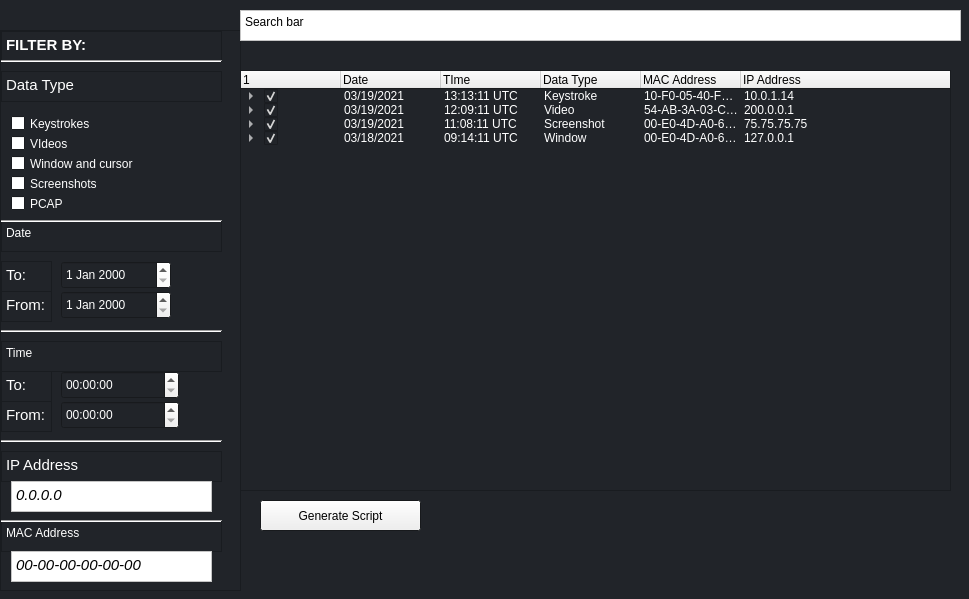
Old version of the form src/ui/Home/Home.ui in the repository komodo6/AVERT.
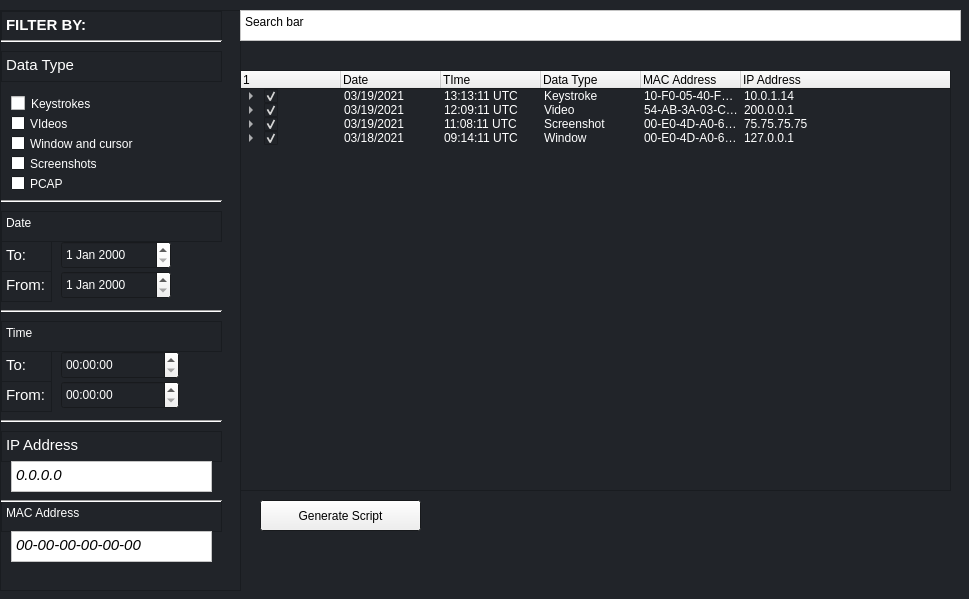
New version of the form.

Patch:
```diff
--- a/src/ui/Home/Home.ui
+++ b/src/ui/Home/Home.ui
@@ -217,9 +217,9 @@
                 <property name="geometry">
                     <rect>
                         <x>0</x>
-                        <y>30</y>
+      <y>10</y>
                         <width>241</width>
-                        <height>561</height>
+      <height>581</height>
                     </rect>
                 </property>
                 <property name="widgetResizable">
@@ -231,7 +231,7 @@
                             <x>0</x>
                             <y>0</y>
                             <width>239</width>
-                            <height>559</height>
+       <height>579</height>
                         </rect>
                     </property>
                     <widget class="QTextBrowser" name="textBrowser">
@@ -280,12 +280,21 @@
                         <property name="palette">
                             <palette>
                                 <active>
+         <colorrole role="WindowText">
+          <brush brushstyle="SolidPattern">
+           <color alpha="255">
+            <red>255</red>
+            <green>255</green>
+            <blue>255</blue>
+           </color>
+          </brush>
+         </colorrole>
                                     <colorrole role="Text">
                                         <brush brushstyle="SolidPattern">
                                             <color alpha="255">
-                                                <red>0</red>
-                                                <green>0</green>
-                                                <blue>0</blue>
+            <red>255</red>
+            <green>255</green>
+            <blue>255</blue>
                                             </color>
                                         </brush>
                                     </colorrole>
@@ -298,6 +307,15 @@
                                             </color>
                                         </brush>
                                     </colorrole>
+         <colorrole role="ButtonText">
+          <brush brushstyle="SolidPattern">
+           <color alpha="255">
+            <red>255</red>
+            <green>255</green>
+            <blue>255</blue>
+           </color>
+          </brush>
+         </colorrole>
                                     <colorrole role="Base">
                                         <brush brushstyle="SolidPattern">
                                             <color alpha="255">
@@ -318,12 +336,21 @@
                                     </colorrole>
                                 </active>
                                 <inactive>
+         <colorrole role="WindowText">
+          <brush brushstyle="SolidPattern">
+           <color alpha="255">
+            <red>255</red>
+            <green>255</green>
+            <blue>255</blue>
+           </color>
+          </brush>
+         </colorrole>
                                     <colorrole role="Text">
                                         <brush brushstyle="SolidPattern">
                                             <color alpha="255">
-                                                <red>0</red>
-                                                <green>0</green>
-                                                <blue>0</blue>
+            <red>255</red>
+            <green>255</green>
+            <blue>255</blue>
                                             </color>
                                         </brush>
                                     </colorrole>
@@ -336,6 +363,15 @@
                                             </color>
                                         </brush>
                                     </colorrole>
+         <colorrole role="ButtonText">
+          <brush brushstyle="SolidPattern">
+           <color alpha="255">
+            <red>255</red>
+            <green>255</green>
+            <blue>255</blue>
+           </color>
+          </brush>
+         </colorrole>
                                     <colorrole role="Base">
                                         <brush brushstyle="SolidPattern">
                                             <color alpha="255">
@@ -348,20 +384,29 @@
                                     <colorrole role="PlaceholderText">
                                         <brush brushstyle="NoBrush">
                                             <color alpha="128">
-                                                <red>0</red>
-                                                <green>0</green>
-                                                <blue>0</blue>
+            <red>255</red>
+            <green>255</green>
+            <blue>255</blue>
                                             </color>
                                         </brush>
                                     </colorrole>
                                 </inactive>
                                 <disabled>
+         <colorrole role="WindowText">
+          <brush brushstyle="SolidPattern">
+           <color alpha="255">
+            <red>255</red>
+            <green>255</green>
+            <blue>255</blue>
+           </color>
+          </brush>
+         </colorrole>
                                     <colorrole role="Text">
                                         <brush brushstyle="SolidPattern">
                                             <color alpha="255">
-                                                <red>190</red>
-                                                <green>190</green>
-                                                <blue>190</blue>
+            <red>255</red>
+            <green>255</green>
+            <blue>255</blue>
                                             </color>
                                         </brush>
                                     </colorrole>
@@ -374,6 +419,15 @@
                                             </color>
                                         </brush>
                                     </colorrole>
+         <colorrole role="ButtonText">
+          <brush brushstyle="SolidPattern">
+           <color alpha="255">
+            <red>255</red>
+            <green>255</green>
+            <blue>255</blue>
+           </color>
+          </brush>
+         </colorrole>
                                     <colorrole role="Base">
                                         <brush brushstyle="SolidPattern">
                                             <color alpha="255">
@@ -395,6 +449,10 @@
                                 </disabled>
                             </palette>
                         </property>
+      <property name="styleSheet">
+       <string notr="true">color: rgb(255, 255, 255);
+border-color: rgb(255, 255, 255);</string>
+      </property>
                         <property name="text">
                             <string>Keystrokes</string>
                         </property>
@@ -927,7 +985,7 @@
                         <property name="geometry">
                             <rect>
                                 <x>0</x>
-                                <y>190</y>
+        <y>200</y>
                                 <width>221</width>
                                 <height>31</height>
                             </rect>
@@ -1154,7 +1212,8 @@
                             <bool>false</bool>
                         </property>
                         <property name="styleSheet">
-                            <string notr="true">background-color: rgb(255, 255, 255);</string>
+       <string notr="true">background-color: rgb(255, 255, 255);
+color: rgb(0, 0, 0);</string>
                         </property>
                         <property name="html">
                             <string>&lt;!DOCTYPE HTML PUBLIC &quot;-//W3C//DTD HTML 4.0//EN&quot; &quot;http://www.w3.org/TR/REC-html40/strict.dtd&quot;&gt;
@@ -1417,7 +1476,8 @@
                             <bool>false</bool>
                         </property>
                         <property name="styleSheet">
-                            <string notr="true">background-color: rgb(255, 255, 255);</string>
+       <string notr="true">background-color: rgb(255, 255, 255);
+color: rgb(0, 0, 0);</string>
                         </property>
                         <property name="html">
                             <string>&lt;!DOCTYPE HTML PUBLIC &quot;-//W3C//DTD HTML 4.0//EN&quot; &quot;http://www.w3.org/TR/REC-html40/strict.dtd&quot;&gt;
```
Left out of the diff: 40 changed lines with no effect on the pictures. Lines whose indentation alone changed are shown as unchanged.
